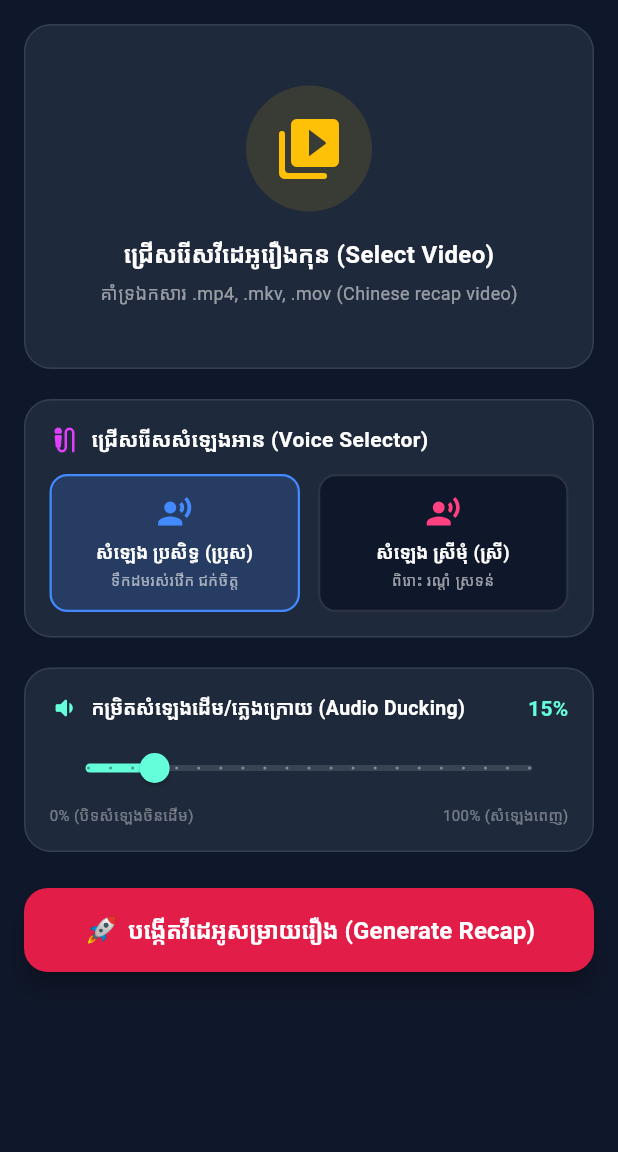
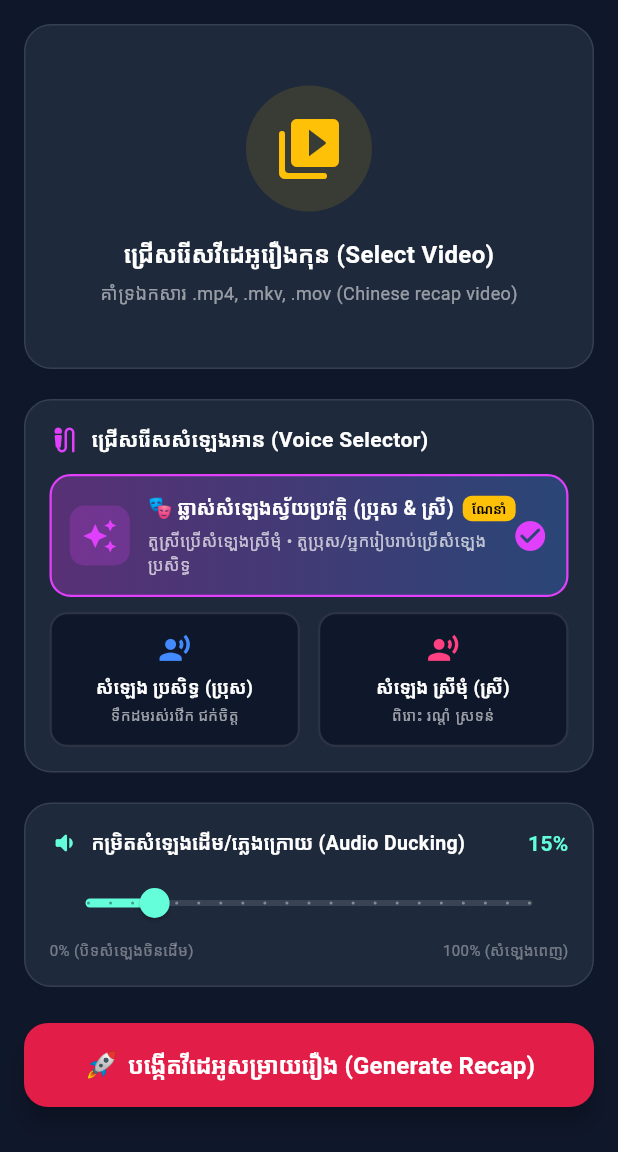
Before and after one commit to buntone/khmer-recap-ai, a Flutter app: the screen it shows after launch, on a phone screen of 412 x 824 dp, the part 84-1236 px from its top. Run offline on Flutter 3.47's test engine with Material 3 defaults, Android fonts, the phone set to English and light mode, and no system bars; our stand-ins replace google_fonts, google_generative_ai, image_picker, permission_handler, share_plus, shared_preferences and 1 more; missing offline and left inert: ffmpeg_kit_flutter_new; Roboto replaces fonts that are missing (Kantumruy Pro).

Commit message:
feat: auto male/female voice switching and gemini 2.0 model support

```diff
--- a/lib/screens/home_screen.dart
+++ b/lib/screens/home_screen.dart
@@ -33,7 +33,7 @@ class _HomeScreenState extends State<HomeScreen> {
   VideoPlayerController? _previewController;
   VideoMetadata? _videoMetadata;
 
-  KhmerVoice _selectedVoice = KhmerVoice.prasith;
+  KhmerVoice _selectedVoice = KhmerVoice.autoDialogue;
   double _duckingVolume = 0.15; // 15% original background volume
 
   bool _isProcessing = false;
@@ -406,6 +406,77 @@ class _HomeScreenState extends State<HomeScreen> {
             ],
           ),
           const SizedBox(height: 12),
+          // Featured: Auto Dialogue Switching Card
+          InkWell(
+            onTap: () => setState(() => _selectedVoice = KhmerVoice.autoDialogue),
+            borderRadius: BorderRadius.circular(14),
+            child: Container(
+              padding: const EdgeInsets.all(12),
+              decoration: BoxDecoration(
+                gradient: _selectedVoice == KhmerVoice.autoDialogue
+                    ? LinearGradient(
+                        colors: [Colors.purpleAccent.withOpacity(0.3), Colors.blueAccent.withOpacity(0.3)],
+                      )
+                    : null,
+                color: _selectedVoice == KhmerVoice.autoDialogue ? null : const Color(0xFF0F172A),
+                borderRadius: BorderRadius.circular(14),
+                border: Border.all(
+                  color: _selectedVoice == KhmerVoice.autoDialogue ? Colors.purpleAccent : Colors.white12,
+                  width: 1.5,
+                ),
+              ),
+              child: Row(
+                children: [
+                  Container(
+                    padding: const EdgeInsets.all(8),
+                    decoration: BoxDecoration(
+                      color: Colors.purpleAccent.withOpacity(0.2),
+                      borderRadius: BorderRadius.circular(10),
+                    ),
+                    child: const Icon(Icons.auto_awesome, color: Colors.purpleAccent, size: 24),
+                  ),
+                  const SizedBox(width: 12),
+                  Expanded(
+                    child: Column(
+                      crossAxisAlignment: CrossAxisAlignment.start,
+                      children: [
+                        Row(
+                          children: [
+                            const Text(
+                              '🎭 ឆ្លាស់សំឡេងស្វ័យប្រវត្តិ (ប្រុស & ស្រី)',
+                              style: TextStyle(color: Colors.white, fontSize: 13, fontWeight: FontWeight.bold),
+                            ),
+                            const SizedBox(width: 6),
+                            Container(
+                              padding: const EdgeInsets.symmetric(horizontal: 6, vertical: 2),
+                              decoration: BoxDecoration(
+                                color: Colors.amber,
+                                borderRadius: BorderRadius.circular(6),
+                              ),
+                              child: const Text(
+                                'ណែនាំ',
+                                style: TextStyle(color: Colors.black, fontSize: 9, fontWeight: FontWeight.bold),
+                              ),
+                            ),
+                          ],
+                        ),
+                        const SizedBox(height: 4),
+                        Text(
+                          'តួស្រីប្រើសំឡេងស្រីមុំ • តួប្រុស/អ្នករៀបរាប់ប្រើសំឡេងប្រសិទ្ធ',
+                          style: TextStyle(color: Colors.white.withOpacity(0.7), fontSize: 11),
+                        ),
+                      ],
+                    ),
+                  ),
+                  Icon(
+                    _selectedVoice == KhmerVoice.autoDialogue ? Icons.check_circle_rounded : Icons.circle_outlined,
+                    color: _selectedVoice == KhmerVoice.autoDialogue ? Colors.purpleAccent : Colors.white30,
+                  ),
+                ],
+              ),
+            ),
+          ),
+          const SizedBox(height: 10),
           Row(
             children: [
               // Male - Prasith
@@ -427,7 +498,7 @@ class _HomeScreenState extends State<HomeScreen> {
                     ),
                     child: Column(
                       children: [
-                        const Icon(Icons.record_voice_over, color: Colors.blueAccent, size: 24),
+                        const Icon(Icons.record_voice_over, color: Colors.blueAccent, size: 22),
                         const SizedBox(height: 6),
                         const Text(
                           'សំឡេង ប្រសិទ្ធ (ប្រុស)',
@@ -464,7 +535,7 @@ class _HomeScreenState extends State<HomeScreen> {
                     ),
                     child: Column(
                       children: [
-                        const Icon(Icons.record_voice_over, color: Colors.pinkAccent, size: 24),
+                        const Icon(Icons.record_voice_over, color: Colors.pinkAccent, size: 22),
                         const SizedBox(height: 6),
                         const Text(
                           'សំឡេង ស្រីមុំ (ស្រី)',
```
Also changed, not shown: lib/services/gemini_recap_service.dart (+19 -16 lines), lib/services/khmer_tts_service.dart (+88 -12 lines).
